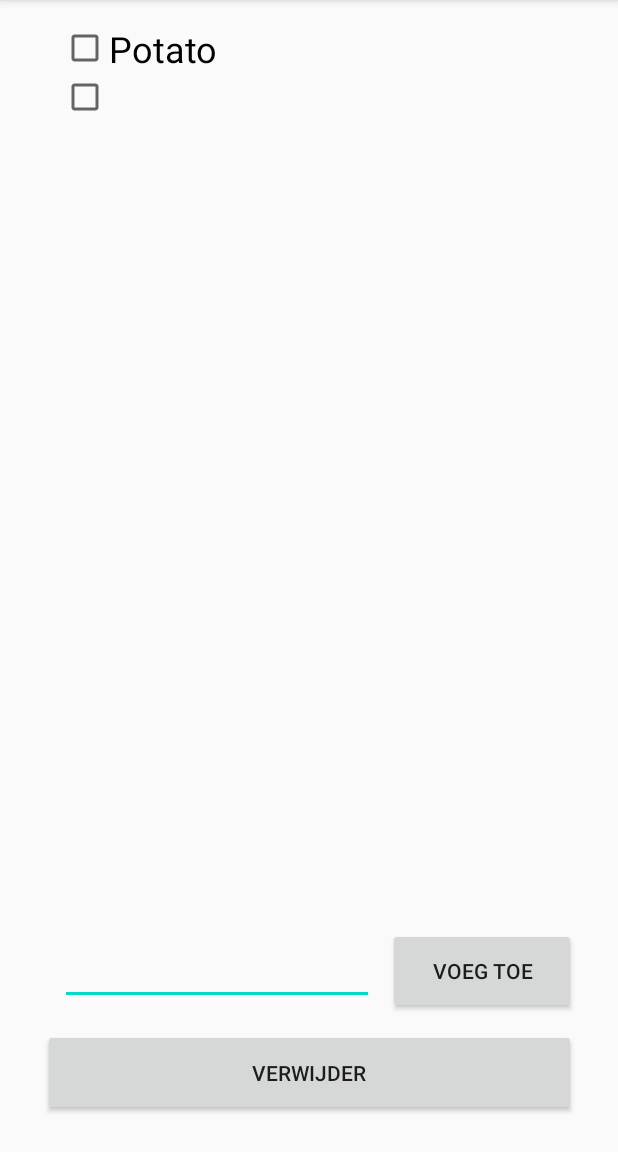
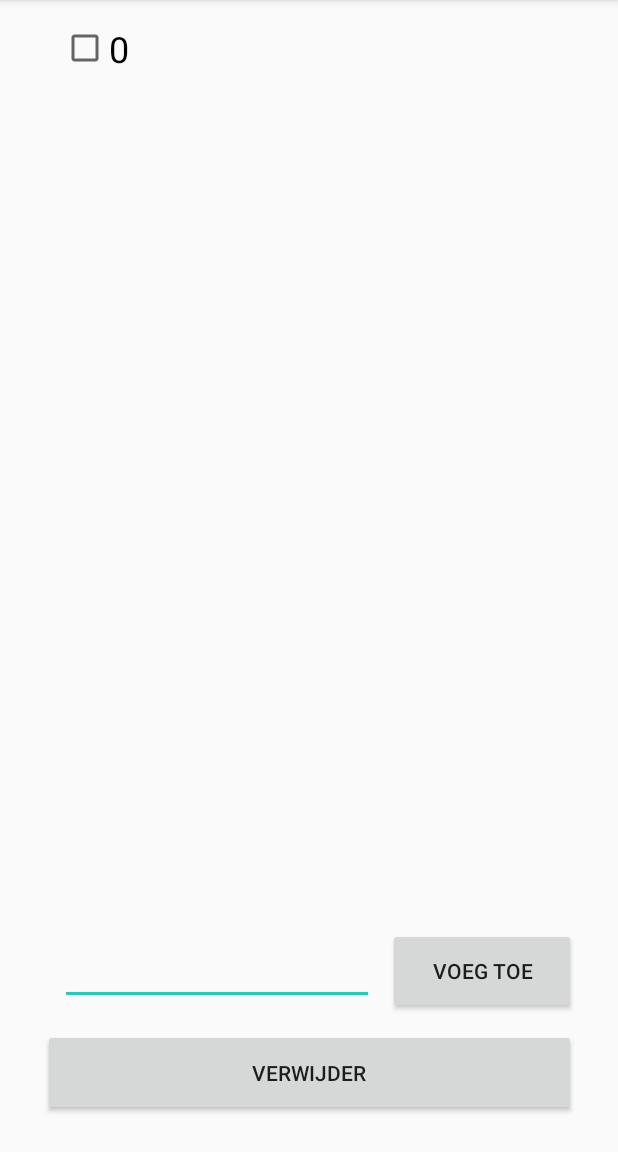
Before and after one commit to Wiebrenvd/Project2.4-applicatie, an Android app: the fragment BoodschappenFragment shown on its own in the app's theme, after a tap on "VOEG TOE", on a phone screen of 412 x 824 dp, the part 84-1236 px from its top. Run offline under Robolectric (Android 15) with nearby library versions, the light colour scheme and no system bars.

Commit message:
[update] Boodschappenlijstje perfect

```diff
--- a/app/src/main/java/com/hanze/recipe/fragments/BoodschappenFragment.java
+++ b/app/src/main/java/com/hanze/recipe/fragments/BoodschappenFragment.java
@@ -14,7 +14,6 @@ import androidx.annotation.Nullable;
 import androidx.fragment.app.Fragment;
 
 import com.hanze.recipe.R;
-import com.hanze.recipe.ServerConnection;
 
 import org.json.JSONArray;
 import org.json.JSONException;
@@ -26,8 +25,7 @@ import java.io.File;
 import java.io.FileReader;
 import java.io.FileWriter;
 import java.io.IOException;
-import java.net.MalformedURLException;
-import java.net.URL;
+import java.lang.reflect.Array;
 import java.util.ArrayList;
 import java.util.HashMap;
 import java.util.Iterator;
@@ -45,7 +43,7 @@ public class BoodschappenFragment extends Fragment {
         view = inflater.inflate(R.layout.boodschappen_fragment, container, false);
 
         boodschappenlayout = view.findViewById(R.id.boodschappenlijst);
-        updateBoodschappenlijst();
+        updateLijstView();
         addDeleteButtonListener(view);
         addAddButtonListener(view);
         return view;
@@ -60,7 +58,7 @@ public class BoodschappenFragment extends Fragment {
 
                 EditText ingredientInput = getFragmentView().findViewById(R.id.ingredientInput);
                 addToFile(new File(getContext().getFilesDir(), "list.json"), String.valueOf(ingredientInput.getText()));
-                updateBoodschappenlijst();
+                updateLijstView();
             }
         });
     }
@@ -75,28 +73,27 @@ public class BoodschappenFragment extends Fragment {
         button.setOnClickListener(new View.OnClickListener() {
             @Override
             public void onClick(View view) {
-                ArrayList<CheckBox> checkboxes = new ArrayList<>();
                 for (int i = 0; i < boodschappenlayout.getChildCount(); i++) {
                     View vw = boodschappenlayout.getChildAt(i);
                     if (vw instanceof CheckBox) {
                         if (((CheckBox) vw).isChecked()) {
-                            removeFromFile(((CheckBox) vw).getText().toString());
+                            removeFromFile(((CheckBox) vw).getId());
                         }
                     }
                 }
 
-                updateBoodschappenlijst();
+                updateLijstView();
             }
         });
     }
 
-    private void removeFromFile(String name) {
+    private void removeFromFile(int id) {
         File file = new File(getContext().getFilesDir(), "list.json");
         ArrayList<HashMap<String, String>> list = readFile(file);
 
         Iterator<HashMap<String, String>> it = list.iterator();
         while (it.hasNext()) {
-            if (it.next().get("name").equals(name)) {
+            if (it.next().get("id").equals(String.valueOf(id))) {
                 it.remove();
             }
         }
@@ -107,14 +104,13 @@ public class BoodschappenFragment extends Fragment {
     }
 
 
-    private void updateBoodschappenlijst() {
+    private void updateLijstView() {
         ArrayList<HashMap<String, String>> map = null;
         if (boodschappenlayout.getChildCount() > 0) {
             boodschappenlayout.removeAllViews();
         }
-
         try {
-            map = fetchBoodschappenLijstje();
+            map = fetchList();
         } catch (IOException e) {
             e.printStackTrace();
         }
@@ -128,21 +124,19 @@ public class BoodschappenFragment extends Fragment {
 
     private CheckBox createCheckbox(HashMap<String, String> ingredient) {
         CheckBox checkbox = new CheckBox(getContext());
-        checkbox.setText(ingredient.get("name"));
+        checkbox.setText(ingredient.get("id") + ingredient.get("name"));
+        checkbox.setId(Integer.parseInt(ingredient.get("id")));
         checkbox.setLayoutParams(new LinearLayout.LayoutParams(LinearLayout.LayoutParams.MATCH_PARENT, LinearLayout.LayoutParams.WRAP_CONTENT));
         checkbox.setTextSize(24);
         return checkbox;
     }
 
-    private ArrayList<HashMap<String, String>> fetchBoodschappenLijstje() throws IOException {
+    private ArrayList<HashMap<String, String>> fetchList() throws IOException {
         File file = new File(getContext().getFilesDir(), "list.json");
         if (file.createNewFile() || file.length() < 1) {
-            writeFile(file, "[{\"name\": \"Potato\"}]");
-            return readFile(file);
-        } else {
-
-            return readFile(file);
+            writeFile(file, "[]"); // JSONarray begin
         }
+        return readFile(file);
     }
 
     private void writeFile(File file, String content) {
@@ -150,8 +144,6 @@ public class BoodschappenFragment extends Fragment {
         try {
             FileWriter fileWriter = new FileWriter(file);
             BufferedWriter bufferedWriter = new BufferedWriter(fileWriter);
-
-//            bufferedWriter.write("[{name:\"Potato\"}, {name:\"Rice\"}]");
             bufferedWriter.write(content);
             bufferedWriter.close();
         } catch (IOException e) {
@@ -178,7 +170,6 @@ public class BoodschappenFragment extends Fragment {
             bufferedReader.close();
 
             String response = stringBuilder.toString();
-            System.out.println(response);
             JSONArray jsonArray = new JSONArray(response);
             for (int i = 0; i < jsonArray.length(); i++) {
                 JSONObject obj = new JSONObject(String.valueOf(jsonArray.getJSONObject(i)));
@@ -186,6 +177,7 @@ public class BoodschappenFragment extends Fragment {
 
 
                 try {
+                    map.put("id", obj.getString("id"));
                     map.put("name", obj.getString("name"));
                 } catch (JSONException e) {
 
@@ -204,21 +196,43 @@ public class BoodschappenFragment extends Fragment {
     }
 
     public void addToFile(File file, String ingredient) {
+        ArrayList<HashMap<String, String>> list = readFile(file);
 
-        ArrayList<HashMap<String, String>> list = readFile(file);
+        ArrayList<Integer> ids = new ArrayList<>();
+
+        for (HashMap<String,String> map : list) {
+            ids.add(Integer.valueOf(map.get("id")));
+        }
+
+        int id = generateID(ids, 0);
+
+
+
         HashMap<String, String> map = new HashMap<>();
+
+        map.put("id", String.valueOf(id));
         map.put("name", ingredient);
         list.add(map);
         writeFile(file, String.valueOf(new JSONArray(list)));
+    }
+
+    private int generateID(ArrayList<Integer> numbers, int id) {
+        if (numbers.contains(id)) {
+            id += 1;
+            return generateID(numbers,id);
+        } else {
+            return id;
+        }
 
     }
 
 
+
     /*
-    * Verkrijgt ingredienten van server. In de vorm van arraylist<map<string,string>>
-    * DEZE METHODE IS ALLEEN ALS VOORBEELD VOOR SERVERCONNECTION KLASSE.
-    * gebruik andere fetchboodschappenlijstje()!
-    */
+     * Verkrijgt ingredienten van server. In de vorm van arraylist<map<string,string>>
+     * DEZE METHODE IS ALLEEN ALS VOORBEELD VOOR SERVERCONNECTION KLASSE.
+     * gebruik andere fetchboodschappenlijstje()!
+     */
 //    private ArrayList<HashMap<String, String>> fetchBoodschappenLijstje() {
 //        ArrayList<HashMap<String, String>> response = null;
 //        try {
```
Also changed, not shown: app/src/main/AndroidManifest.xml (+4 -4 lines).
